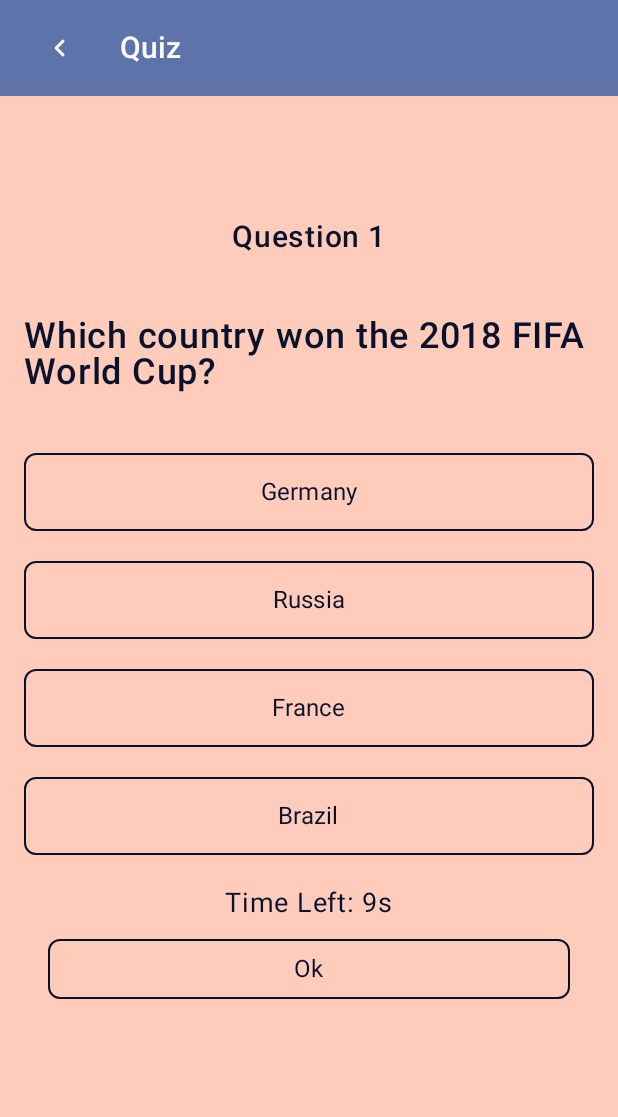
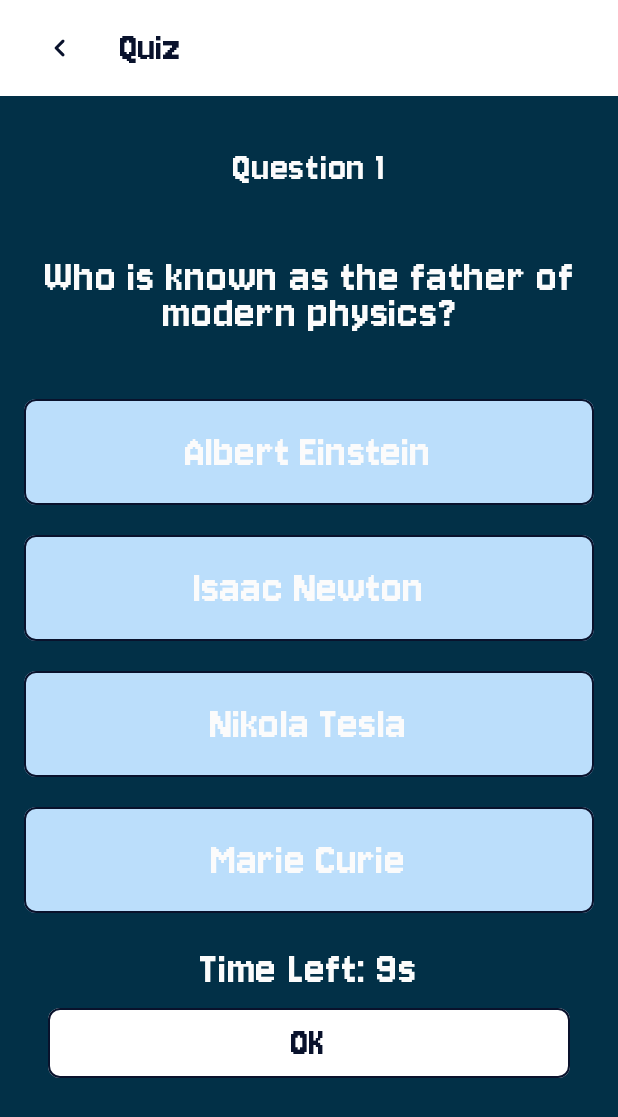
Before and after one commit to ngnngthang/kotlin-quiz-game, an Android app built with Jetpack Compose: the QuizScreen screen opened through its navigation route, on a phone screen of 412 x 824 dp. Shown: the top 1117 px of the screen. Run offline under Robolectric (Android 15) with nearby library versions, the phone set to English and light mode, and no system bars.

Commit message:
Complete UI and features

```diff
--- a/app/src/main/java/com/example/quiz/features/QuizScreen.kt
+++ b/app/src/main/java/com/example/quiz/features/QuizScreen.kt
@@ -1,14 +1,15 @@
 package com.example.quiz.features
 
+import android.util.Log
 import androidx.compose.foundation.BorderStroke
 import androidx.compose.foundation.layout.Arrangement
-import androidx.compose.foundation.layout.Column
 import androidx.compose.foundation.layout.PaddingValues
 import androidx.compose.foundation.layout.Row
 import androidx.compose.foundation.layout.Spacer
 import androidx.compose.foundation.layout.fillMaxSize
 import androidx.compose.foundation.layout.fillMaxWidth
 import androidx.compose.foundation.layout.padding
+import androidx.compose.foundation.lazy.LazyColumn
 import androidx.compose.foundation.shape.RoundedCornerShape
 import androidx.compose.material.icons.Icons
 import androidx.compose.material.icons.automirrored.rounded.KeyboardArrowLeft
@@ -16,30 +17,38 @@ import androidx.compose.material3.Button
 import androidx.compose.material3.ButtonDefaults
 import androidx.compose.material3.ExperimentalMaterial3Api
 import androidx.compose.material3.Icon
-import androidx.compose.material3.MaterialTheme
 import androidx.compose.material3.Scaffold
 import androidx.compose.material3.Text
 import androidx.compose.material3.TopAppBar
 import androidx.compose.material3.TopAppBarDefaults
 import androidx.compose.runtime.Composable
+import androidx.compose.runtime.LaunchedEffect
+import androidx.compose.runtime.getValue
+import androidx.compose.runtime.mutableIntStateOf
 import androidx.compose.runtime.mutableStateOf
 import androidx.compose.runtime.remember
+import androidx.compose.runtime.rememberCoroutineScope
+import androidx.compose.runtime.setValue
 import androidx.compose.ui.Alignment
 import androidx.compose.ui.Modifier
 import androidx.compose.ui.graphics.Color
-import androidx.compose.ui.text.font.FontWeight
+import androidx.compose.ui.platform.LocalContext
+import androidx.compose.ui.text.font.Font
+import androidx.compose.ui.text.font.FontFamily
+import androidx.compose.ui.text.style.TextAlign
 import androidx.compose.ui.unit.dp
 import androidx.compose.ui.unit.sp
+import androidx.lifecycle.Lifecycle
+import androidx.lifecycle.LifecycleOwner
+import androidx.lifecycle.compose.LocalLifecycleOwner
+import androidx.lifecycle.repeatOnLifecycle
 import androidx.navigation.NavHostController
+import com.example.quiz.R
 import com.example.quiz.ui.theme.DarkText
+import com.example.quiz.ui.theme.Green
 import com.example.quiz.ui.theme.LightText
-import com.example.quiz.ui.theme.Primary
-import com.example.quiz.ui.theme.Purple80
-import androidx.compose.ui.platform.LocalContext
-import android.os.CountDownTimer
-import androidx.compose.runtime.LaunchedEffect
-
-
+import kotlinx.coroutines.delay
+import kotlinx.coroutines.flow.flow
 
 
 // Data for 20 questions
@@ -113,127 +122,142 @@ val correctAnswers = listOf(
 )
 
 val colorsList = listOf(
-    Color(0xFFffccbc),  // Light Pink
     Color(0xFFbbdefb),  // Light Blue
+    Color(0xFFf28482),  // Light Yellow
     Color(0xFFc8e6c9),  // Light Green
-    Color(0xFFfff9c4),  // Light Yellow
-    Color(0xFFf8bbd0),  // Light Purple
+    Color(0xFFf07167),  // Light Purple
     // Add more colors if you have more than 4 questions
 )
+
+val bgColors = listOf(
+    Color(0xFF023047),
+    Color(0xFF780000),
+    Color(0xFF344e41),
+    Color(0xFF450920),
+)
+
 @OptIn(ExperimentalMaterial3Api::class)
 @Composable
 fun QuizScreen(navController: NavHostController) {
+    var randomQuestions by remember { mutableStateOf<List<String>>(emptyList()) }
+    var randomChoices by remember { mutableStateOf<List<List<String>>>(emptyList()) }
+    var randomCorrectAnswers by remember { mutableStateOf<List<Int>>(emptyList()) }
+    var userAnswers by remember { mutableStateOf(List<String?>(randomQuestions.size) { null }) }
 
-    // Randomly shuffle and take 4 questions
-    val randomQuestions = questions.shuffled().take(4)
-    val randomChoices = randomQuestions.mapIndexed { index, _ ->
-        choices[questions.indexOf(randomQuestions[index])].shuffled() // Shuffle the answers for each question
-    }
-    val randomCorrectAnswers = randomQuestions.mapIndexed { index, _ ->
-        val originalCorrectIndex = correctAnswers[questions.indexOf(randomQuestions[index])] - 1
-        val correctAnswer = choices[questions.indexOf(randomQuestions[index])][originalCorrectIndex]
-        randomChoices[index].indexOf(correctAnswer) + 1 // Add 1 to match your 1-based index
-    }
+    var currentQuestionIndex by remember { mutableIntStateOf(0) }
+    var timeLeft by remember { mutableIntStateOf(10) }
+
+    val scope = rememberCoroutineScope()
+    val lifecycleOwner: LifecycleOwner = LocalLifecycleOwner.current
+    val context = LocalContext.current
 
     // Track the current question index and the user's score
-    val currentQuestionIndex = remember { mutableStateOf(0) }
-    val score = remember { mutableStateOf(0) }
-
-
+    val score = remember { mutableIntStateOf(0) }
     // Track selected answer for the current question
     val selectedAnswer = remember { mutableStateOf<String?>(null) }
 
-    // Track the time left for each question (in seconds)
-    val timeLeft = remember { mutableStateOf(10) }
-
-    // State to track quiz completion
-    val quizEnded = remember { mutableStateOf(false) }
-
-    // Get context here, inside composable function
-    val context = LocalContext.current
-
-    val timer = remember { mutableStateOf<CountDownTimer?>(null) }
-
-    // Add this to your QuizScreen composable
-    val userAnswers = remember { mutableStateOf<List<String?>>(List(randomQuestions.size) { null }) }
-
     // Function to go to the next question
-    val goToNextQuestion: () -> Unit = {
-        if (selectedAnswer.value != null || timeLeft.value == 0) {
-
-            userAnswers.value = userAnswers.value.toMutableList().apply {
-                this[currentQuestionIndex.value] = selectedAnswer.value
+    fun goToNextQuestion() {
+        if (userAnswers.size > currentQuestionIndex) { // Check size before access
+            userAnswers = userAnswers.toMutableList().apply {
+                this[currentQuestionIndex] = selectedAnswer.value
+            }
         }
 
         // Check if the selected answer is correct
-            val correctAnswerIndex = randomCorrectAnswers[currentQuestionIndex.value] - 1 // Convert to 0-based index
-            if (randomChoices[currentQuestionIndex.value].indexOf(selectedAnswer.value) == correctAnswerIndex) {
+        val correctAnswerIndex =
+            randomCorrectAnswers[currentQuestionIndex]
+
+        if (selectedAnswer.value == randomChoices[currentQuestionIndex][correctAnswerIndex - 1]) {
             score.value += 1
         }
+
+        Log.d("QuizScreen", "User Answers: $userAnswers")
+        Log.d("QuizScreen", "Score: ${score.intValue}")
         // Go to the next question
-            if (currentQuestionIndex.value < randomQuestions.size - 1) {
-                currentQuestionIndex.value += 1
+        if (currentQuestionIndex < randomQuestions.size - 1) {
+            currentQuestionIndex += 1
             selectedAnswer.value = null
-                timeLeft.value = 10  // Reset time for next question
+            timeLeft = 10
         } else {
             // End of quiz, save score and navigate to results screen
-                saveScore(context = context, score.value)
+            saveScore(context = context, score.intValue)
+            saveIsPlayed(context = context, state = true)
 
             // Serialize questions and choices
             val serializedRandomQuestions = randomQuestions.joinToString("|")
-                val serializedRandomChoices = randomChoices.joinToString("|") { it.joinToString(",") }
+            val serializedRandomChoices =
+                randomChoices.joinToString("|") { it.joinToString(",") }
 
             // Navigate to ScoreScreen with all required arguments
             navController.navigate(
-                    "score/${score.value}/${randomQuestions.size}/" +
-                            "${userAnswers.value.joinToString("|")}/" +
+                "score/${score.intValue}/${randomQuestions.size}/" +
+                        "${userAnswers.joinToString("|")}/" +
                         "${randomCorrectAnswers.joinToString("|")}/" +
                         "$serializedRandomQuestions/$serializedRandomChoices"
             )
-                quizEnded.value = true
+        }
+    }
+
+    // Initialize questions and choices
+    LaunchedEffect(Unit) {
+        val randomIndexes = questions.indices.shuffled().take(4)
+        randomQuestions = randomIndexes.map { questions[it] }
+        randomChoices = randomIndexes.map { choices[it] }
+        randomCorrectAnswers = randomIndexes.map { correctAnswers[it] }
+        currentQuestionIndex = 0
+        userAnswers = List(randomQuestions.size) { null }
+
+        Log.d("QuizScreen", "Random Questions: $randomQuestions")
+        Log.d("QuizScreen", "Random Choices: $randomChoices")
+        Log.d("QuizScreen", "Random Correct Answers: $randomCorrectAnswers")
+
+        //        val originalCorrectIndex = correctAnswers[questions.indexOf(randomQuestions[index])] - 1
+//        val correctAnswer = choices[questions.indexOf(randomQuestions[index])][originalCorrectIndex]
+//          randomChoices[index].indexOf(correctAnswer) + 1 // Add 1 to match your 1-based index
+//          }
+    }
+
+    // Timer logic
+    LaunchedEffect(currentQuestionIndex) {
+        timeLeft = 10
+        lifecycleOwner.repeatOnLifecycle(Lifecycle.State.STARTED) {
+            flow {
+                for (i in timeLeft downTo 0) {
+                    emit(i)
+                    delay(1000)
+                }
+            }.collect { time ->
+                timeLeft = time
+                if (time == 0) {
+                    goToNextQuestion()
+                }
             }
         }
     }
 
-    // Timer logic
-
-    LaunchedEffect(currentQuestionIndex.value) {
-        // Cancel any previous timer before starting a new one
-        timer.value?.cancel()
-
-        // Start a new timer countdown for 10 seconds when the question changes
-        val newTimer = object : CountDownTimer(10 * 1000L, 1000) {
-            override fun onTick(millisUntilFinished: Long) {
-                timeLeft.value = (millisUntilFinished / 1000).toInt()
-            }
-
-            override fun onFinish() {
-                // When timer finishes, go to the next question
-                goToNextQuestion()
-            }
-        }
-        // Start the new timer and store it
-        newTimer.start()
-        timer.value = newTimer
-    }
-
     Scaffold(
         modifier = Modifier
-            .fillMaxWidth(),containerColor = colorsList[currentQuestionIndex.value % colorsList.size],
+            .fillMaxWidth(),
+        containerColor = bgColors[currentQuestionIndex],
         topBar = {
             TopAppBar(
                 colors = TopAppBarDefaults.topAppBarColors(
-                    containerColor = MaterialTheme.colorScheme.primaryContainer,
-                    titleContentColor = LightText,
+                    containerColor = Color.White,
+                    titleContentColor = DarkText,
                 ),
                 title = {
-                    Text("Quiz", fontSize = 20.sp, fontWeight = FontWeight(600))
+                    Text(
+                        "Quiz", fontSize = 28.sp,
+                        fontFamily =
+                        FontFamily(Font(R.font.jersey10_regular))
+                    )
                 },
                 navigationIcon = {
                     Button(
                         onClick = { navController.popBackStack() },
                         colors = ButtonDefaults.buttonColors(
-                            contentColor = LightText,
+                            contentColor = DarkText,
                             containerColor = Color.Transparent
                         )
                     ) {
@@ -243,12 +267,19 @@ fun QuizScreen(navController: NavHostController) {
                         )
                     }
                 },
-
             )
         }
     ) { innerPadding ->
-        Column {
-            Column(
+        if (randomQuestions.isEmpty() || randomChoices.isEmpty())
+            Text(
+                modifier = Modifier.padding(innerPadding),
+                text = "Loading... ",
+                fontSize = 28.sp,
+                fontFamily = FontFamily(Font(R.font.jersey10_regular)),
+                color = LightText
+            )
+        else
+            LazyColumn(
                 modifier = Modifier
                     .fillMaxSize()
                     .padding(
@@ -257,32 +288,40 @@ fun QuizScreen(navController: NavHostController) {
                     ),
                 horizontalAlignment = Alignment.CenterHorizontally,
                 verticalArrangement = Arrangement.Center,
-            ) {
+                content = {
+                    item {
+
                         Text(
-                    "Question ${currentQuestionIndex.value + 1}",
-                    fontSize = 20.sp, fontWeight = FontWeight(500), color = DarkText
+                            text = "Question ${currentQuestionIndex + 1}",
+                            fontSize = 28.sp,
+                            fontFamily = FontFamily(Font(R.font.jersey10_regular)),
+                            color = LightText
                         )
                         Spacer(modifier = Modifier.padding(20.dp))
                         Text(
-                    randomQuestions[currentQuestionIndex.value],
-                    fontSize = 24.sp, fontWeight = FontWeight(500), color = DarkText
+                            randomQuestions[currentQuestionIndex],
+                            fontSize = 32.sp,
+                            textAlign = TextAlign.Center,
+                            fontFamily = FontFamily(Font(R.font.jersey10_regular)),
+                            color = LightText
                         )
                         Spacer(modifier = Modifier.padding(20.dp))
-
                         // Display answer choices
-                val questionColor = colorsList[currentQuestionIndex.value % colorsList.size]
-                randomChoices[currentQuestionIndex.value].forEach { answer ->
+                        randomChoices[currentQuestionIndex].forEach { answer ->
                             AnswerButton(
                                 answer = answer,
                                 isSelected = selectedAnswer.value == answer,
                                 onClick = { selectedAnswer.value = answer },
-                        buttonColor = questionColor
+                                buttonColor = colorsList[currentQuestionIndex]
                             )
                             Spacer(modifier = Modifier.padding(10.dp))
                         }
 
                         // Display timer
-                Text("Time Left: ${timeLeft.value}s", fontSize = 18.sp, color = DarkText)
+                        Text(
+                            "Time Left: ${timeLeft}s", fontSize = 32.sp, color = LightText,
+                            fontFamily = FontFamily(Font(R.font.jersey10_regular))
+                        )
 
                         // Action buttons (Back and Next)
                         Row(
@@ -295,17 +334,22 @@ fun QuizScreen(navController: NavHostController) {
                                     .weight(1f),
                                 shape = RoundedCornerShape(8.dp),
                                 colors = ButtonDefaults.buttonColors(
-                            containerColor = Color.Transparent,
+                                    containerColor = Color.White,
                                     contentColor = DarkText
                                 ),
                                 border = BorderStroke(width = 1.dp, color = DarkText),
                                 onClick = { goToNextQuestion() } // Direct call without navController or context
                             ) {
-                        Text("Ok", fontSize = 16.sp, fontWeight = FontWeight(400))
+                                Text(
+                                    "OK",
+                                    fontSize = 28.sp,
+                                    fontFamily = FontFamily(Font(R.font.jersey10_regular))
+                                )
                             }
                         }
                     }
                 }
+            )
     }
 }
 
@@ -315,14 +359,14 @@ fun AnswerButton(answer: String, isSelected: Boolean, onClick: () -> Unit, butto
         onClick = onClick,
         modifier = Modifier
             .fillMaxWidth(),
-        contentPadding = PaddingValues(16.dp),
+        contentPadding = PaddingValues(vertical = 18.dp, horizontal = 24.dp),
         shape = RoundedCornerShape(8.dp),
-        border = BorderStroke(width = 1.dp, color = if (isSelected) Purple80 else DarkText),
+        border = BorderStroke(width = 1.dp, color = if (isSelected) Green else DarkText),
         colors = ButtonDefaults.buttonColors(
-            containerColor = if (isSelected) Purple80 else buttonColor, // Change background color here
-            contentColor = DarkText
+            containerColor = if (isSelected) Green else buttonColor, // Change background color here
+            contentColor = LightText
         )
     ) {
-        Text(answer, fontSize = 16.sp, fontWeight = FontWeight(400))
+        Text(answer, fontSize = 32.sp, fontFamily = FontFamily(Font(R.font.jersey10_regular)))
     }
 }
--- a/app/src/main/java/com/example/quiz/features/WelcomeScreen.kt
+++ b/app/src/main/java/com/example/quiz/features/WelcomeScreen.kt
@@ -5,21 +5,23 @@ import androidx.compose.foundation.layout.Arrangement
 import androidx.compose.foundation.layout.Box
 import androidx.compose.foundation.layout.Column
 import androidx.compose.foundation.layout.PaddingValues
+import androidx.compose.foundation.layout.Spacer
 import androidx.compose.foundation.layout.fillMaxSize
 import androidx.compose.foundation.layout.fillMaxWidth
 import androidx.compose.foundation.layout.padding
 import androidx.compose.material3.Button
 import androidx.compose.material3.ButtonColors
 import androidx.compose.material3.MaterialTheme
+import androidx.compose.material3.Scaffold
 import androidx.compose.material3.Text
 import androidx.compose.runtime.Composable
 import androidx.compose.ui.Alignment
 import androidx.compose.ui.Modifier
-import androidx.compose.ui.draw.alpha
 import androidx.compose.ui.graphics.Color
-import androidx.compose.ui.layout.ContentScale
 import androidx.compose.ui.res.painterResource
-import androidx.compose.ui.text.font.FontWeight
+import androidx.compose.ui.text.font.Font
+import androidx.compose.ui.text.font.FontFamily
+import androidx.compose.ui.text.style.TextAlign
 import androidx.compose.ui.unit.dp
 import androidx.compose.ui.unit.sp
 import androidx.navigation.NavHostController
@@ -30,35 +32,34 @@ import com.example.quiz.ui.theme.Primary
 
 @Composable
 fun WelcomeScreen(navController: NavHostController) {
+    Scaffold { innnerPadding ->
         Box(
-        modifier = Modifier.fillMaxSize(),
-    ) {
-        Image(
-            painter = painterResource(id = R.drawable.z6297460532784_de7a505f016cf5432344a38d2e2ce31d),
-            contentDescription = "App background",
             modifier = Modifier
                 .fillMaxSize()
-                .alpha(0.6f),
-            contentScale = ContentScale.Crop,
-        )
+                .padding(innnerPadding),
+        ) {
             Column(
                 modifier = Modifier
                     .fillMaxSize(),
                 Arrangement.Center,
                 Alignment.CenterHorizontally
             ) {
+                Spacer(modifier = Modifier.weight(1f))
                 Image(
                     painter = painterResource(id = R.drawable.logo),
                     contentDescription = "Android Logo",
                     modifier = Modifier.padding(16.dp)
                 )
+                Spacer(modifier = Modifier.weight(1f))
                 Text(
-                text = "Welcome to Hack's Game",
+                    text = "WELCOME TO TRIVIA GAME OF KATE",
                     color = DarkText,
-                fontSize = 32.sp,
-                fontWeight = FontWeight(600),
+                    fontSize = 36.sp,
+                    textAlign = TextAlign.Center,
+                    fontFamily = FontFamily(fonts = listOf(Font(R.font.jersey10_regular))),
                     modifier = Modifier.padding(16.dp)
                 )
+                Spacer(modifier = Modifier.weight(1f))
                 Button(
                     modifier = Modifier
                         .padding(16.dp)
@@ -69,14 +70,18 @@ fun WelcomeScreen(navController: NavHostController) {
                         disabledContentColor = Color.Gray,
                         disabledContainerColor = Color.Gray
                     ),
-                contentPadding = PaddingValues(16.dp),
+                    contentPadding = PaddingValues(vertical = 18.dp, horizontal = 24.dp),
                     shape = MaterialTheme.shapes.medium,
                     onClick = { navController.navigate("main") },
                 ) {
                     Text(
-                    text = "OK", fontSize = 18.sp, fontWeight = FontWeight(600)
+                        text = "START",
+                        fontSize = 28.sp,
+                        fontFamily = FontFamily(fonts = listOf(Font(R.font.jersey10_regular)))
                     )
                 }
             }
         }
     }
+
+}
```
Also changed, not shown: app/src/main/java/com/example/quiz/features/MainScreen.kt (+43 -21 lines), app/src/main/java/com/example/quiz/features/ScoreScreen.kt (+61 -30 lines), app/src/main/java/com/example/quiz/features/SharedPreferencesUtil.kt (+12 -1 lines). Lines whose indentation alone changed are shown as unchanged.
